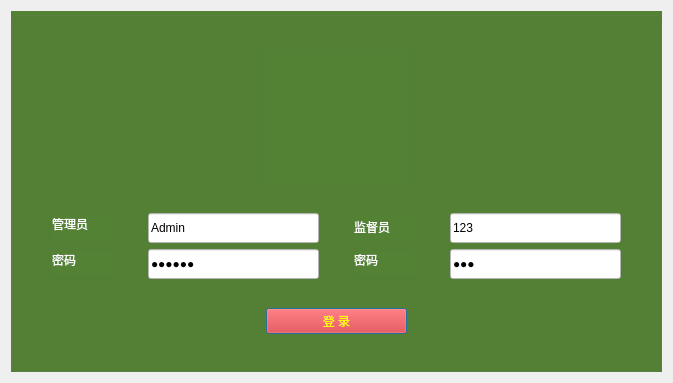
zhaixueming/GunManagementSystem, file GunManagementSystem/UI/AdminWithEphorLogin/AdminWithEphorLogin.ui: the form before one commit.
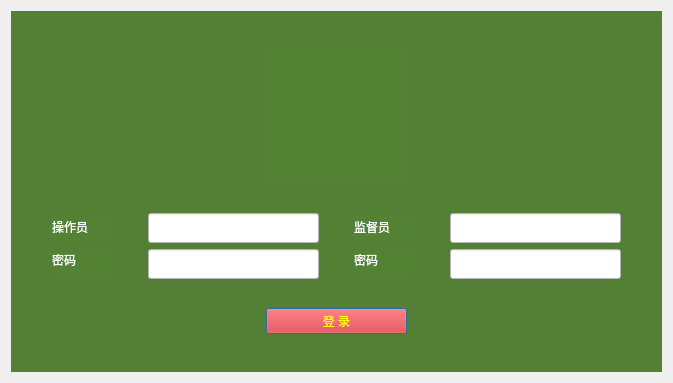
The form after the commit. Icons and pictures are not drawn.

Commit message: 更新：账号权限管理

```diff
--- a/GunManagementSystem/UI/AdminWithEphorLogin/AdminWithEphorLogin.ui
+++ b/GunManagementSystem/UI/AdminWithEphorLogin/AdminWithEphorLogin.ui
@@ -114,7 +114,7 @@
 color: rgb(255, 255, 255);</string>
           </property>
           <property name="text">
-           <string>&lt;html&gt;&lt;head/&gt;&lt;body&gt;&lt;p&gt;管理员&lt;br/&gt;&lt;/p&gt;&lt;/body&gt;&lt;/html&gt;</string>
+           <string>&lt;html&gt;&lt;head/&gt;&lt;body&gt;&lt;p&gt;操作员&lt;/p&gt;&lt;/body&gt;&lt;/html&gt;</string>
           </property>
          </widget>
         </item>
@@ -143,7 +143,7 @@
 font: 14pt &quot;微软雅黑&quot;;</string>
           </property>
           <property name="text">
-           <string>Admin</string>
+           <string/>
           </property>
          </widget>
         </item>
@@ -201,7 +201,7 @@
 font: 14pt &quot;微软雅黑&quot;;</string>
           </property>
           <property name="text">
-           <string>123</string>
+           <string/>
           </property>
          </widget>
         </item>
@@ -259,7 +259,7 @@
 font: 14pt &quot;微软雅黑&quot;;</string>
           </property>
           <property name="text">
-           <string>123456</string>
+           <string/>
           </property>
           <property name="echoMode">
            <enum>QLineEdit::Password</enum>
@@ -320,7 +320,7 @@
 font: 14pt &quot;微软雅黑&quot;;</string>
           </property>
           <property name="text">
-           <string>123</string>
+           <string/>
           </property>
           <property name="echoMode">
            <enum>QLineEdit::Password</enum>
```
Left out of the diff: 8 changed lines with no effect on the pictures. The commit also changes 53 other files.
